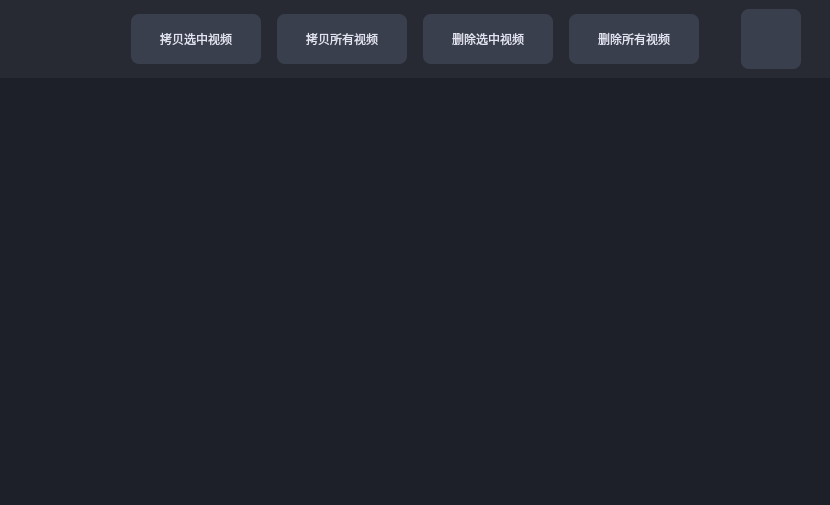
Qt form widgets/viewer/videoviewer.ui (wyc15002105071/Recorder) before a commit.
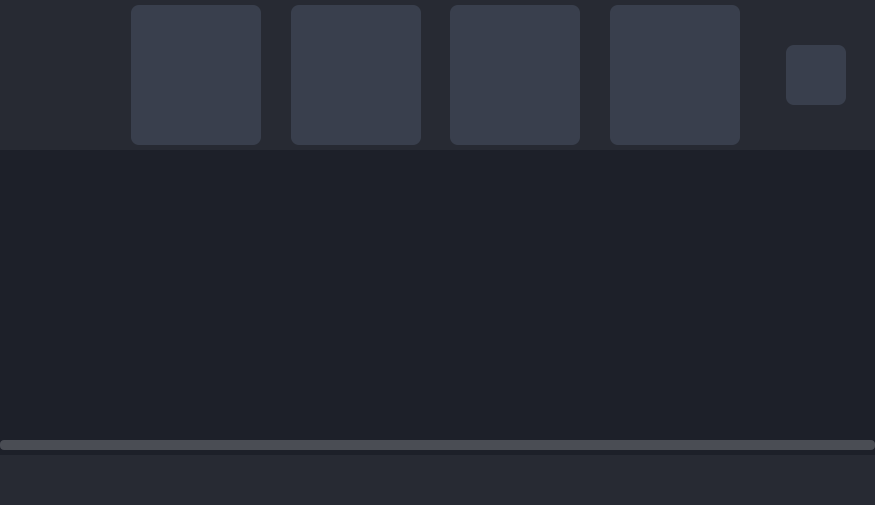
The same form after that commit. Icons and pictures are not drawn.

Commit message: [Viewer]:enlarge the size of button. [viewer]:show the capacity of the storage. [viewer]:show the confirm dialog before delete file.

```diff
--- a/widgets/viewer/videoviewer.ui
+++ b/widgets/viewer/videoviewer.ui
@@ -6,7 +6,7 @@
    <rect>
     <x>0</x>
     <y>0</y>
-    <width>830</width>
+    <width>875</width>
     <height>505</height>
    </rect>
   </property>
@@ -50,34 +50,28 @@
    </property>
    <item>
     <widget class="QWidget" name="top" native="true">
+     <property name="sizePolicy">
+      <sizepolicy hsizetype="Preferred" vsizetype="Fixed">
+       <horstretch>0</horstretch>
+       <verstretch>0</verstretch>
+      </sizepolicy>
+     </property>
+     <property name="minimumSize">
+      <size>
+       <width>0</width>
+       <height>150</height>
+      </size>
+     </property>
      <property name="styleSheet">
       <string notr="true">#top {
 	background-color: rgb(39, 42, 51);
 }
 
-QPushButton {
-	font: 14pt &quot;Ubuntu&quot;;
-   border-radius:8px;
-	color: rgb(225, 227, 240);
-	background-color: rgba(57, 63, 77, 1);
-}
-
-QPushButton::pressed{
-   border-radius:8px;
-	color: rgb(225, 227, 240);
-	background-color: rgba(24, 144, 255, 1);
-}
-
 #back_btn{
    background-color:transparent;
    image: url(:/resources/icons/back.png);
 }
 
-#back_btn::clicked{
-   background-color:transparent;
-	border-image: url(:/resources/icons/back.png);
-}
-
 #selectMode_btn {
 	image: url(:/resources/icons/select_mode.png);
 	background-color: rgba(57, 63, 77, 1);
@@ -87,12 +81,44 @@
 	image: url(:/resources/icons/select_mode.png);
 	background-color: rgba(24, 144, 255, 1);
    border-radius:8px;
+}
+
+#copy_btn {
+	image: url(:/resources/icons/copy.png);
+}
+#copy_all_btn {
+	image: url(:/resources/icons/copy_all.png);
+}
+#del_btn {
+	image: url(:/resources/icons/del.png);
+}
+#del_all_btn {
+	image: url(:/resources/icons/del_all.png);
+}
+
+QPushButton {
+	font: 14pt &quot;Ubuntu&quot;;
+   border-radius:8px;
+	color: rgb(225, 227, 240);
+	background-color: rgba(57, 63, 77, 1);
+}
+
+QPushButton::pressed{
+   border-radius:8px;
+	color: rgb(225, 227, 240);
+	background-color: rgba(24, 144, 255, 1);
 }</string>
      </property>
      <layout class="QHBoxLayout" name="horizontalLayout">
       <property name="leftMargin">
        <number>5</number>
       </property>
+      <property name="topMargin">
+       <number>5</number>
+      </property>
+      <property name="bottomMargin">
+       <number>5</number>
+      </property>
       <item alignment="Qt::AlignLeft">
        <widget class="QPushButton" name="back_btn">
         <property name="sizePolicy">
@@ -127,7 +153,7 @@
          <enum>Qt::Horizontal</enum>
         </property>
         <property name="sizeType">
-         <enum>QSizePolicy::Fixed</enum>
+         <enum>QSizePolicy::Expanding</enum>
         </property>
         <property name="sizeHint" stdset="0">
          <size>
@@ -140,7 +166,7 @@
       <item>
        <widget class="QPushButton" name="copy_select">
         <property name="sizePolicy">
-         <sizepolicy hsizetype="Fixed" vsizetype="Fixed">
+         <sizepolicy hsizetype="Fixed" vsizetype="Expanding">
           <horstretch>0</horstretch>
           <verstretch>0</verstretch>
          </sizepolicy>
@@ -152,7 +178,7 @@
          </size>
         </property>
         <property name="text">
-         <string>拷贝选中视频</string>
+         <string/>
         </property>
        </widget>
       </item>
@@ -162,7 +188,7 @@
          <enum>Qt::Horizontal</enum>
         </property>
         <property name="sizeType">
-         <enum>QSizePolicy::Fixed</enum>
+         <enum>QSizePolicy::Expanding</enum>
         </property>
         <property name="sizeHint" stdset="0">
          <size>
@@ -175,7 +201,7 @@
       <item>
        <widget class="QPushButton" name="copy_all">
         <property name="sizePolicy">
-         <sizepolicy hsizetype="Fixed" vsizetype="Fixed">
+         <sizepolicy hsizetype="Fixed" vsizetype="MinimumExpanding">
           <horstretch>0</horstretch>
           <verstretch>0</verstretch>
          </sizepolicy>
@@ -187,7 +213,7 @@
          </size>
         </property>
         <property name="text">
-         <string>拷贝所有视频</string>
+         <string/>
         </property>
        </widget>
       </item>
@@ -197,7 +223,7 @@
          <enum>Qt::Horizontal</enum>
         </property>
         <property name="sizeType">
-         <enum>QSizePolicy::Fixed</enum>
+         <enum>QSizePolicy::Expanding</enum>
         </property>
         <property name="sizeHint" stdset="0">
          <size>
@@ -210,7 +236,7 @@
       <item>
        <widget class="QPushButton" name="del_select">
         <property name="sizePolicy">
-         <sizepolicy hsizetype="Fixed" vsizetype="Fixed">
+         <sizepolicy hsizetype="Fixed" vsizetype="Expanding">
           <horstretch>0</horstretch>
           <verstretch>0</verstretch>
          </sizepolicy>
@@ -222,7 +248,7 @@
          </size>
         </property>
         <property name="text">
-         <string>删除选中视频</string>
+         <string/>
         </property>
        </widget>
       </item>
@@ -232,7 +258,7 @@
          <enum>Qt::Horizontal</enum>
         </property>
         <property name="sizeType">
-         <enum>QSizePolicy::Fixed</enum>
+         <enum>QSizePolicy::Expanding</enum>
         </property>
         <property name="sizeHint" stdset="0">
          <size>
@@ -245,7 +271,7 @@
       <item>
        <widget class="QPushButton" name="del_all">
         <property name="sizePolicy">
-         <sizepolicy hsizetype="Fixed" vsizetype="Fixed">
+         <sizepolicy hsizetype="Fixed" vsizetype="Expanding">
           <horstretch>0</horstretch>
           <verstretch>0</verstretch>
          </sizepolicy>
@@ -257,7 +283,7 @@
          </size>
         </property>
         <property name="text">
-         <string>删除所有视频</string>
+         <string/>
         </property>
        </widget>
       </item>
@@ -266,6 +292,9 @@
         <property name="orientation">
          <enum>Qt::Horizontal</enum>
         </property>
+        <property name="sizeType">
+         <enum>QSizePolicy::Expanding</enum>
+        </property>
         <property name="sizeHint" stdset="0">
          <size>
           <width>40</width>
@@ -399,6 +428,114 @@
      </property>
     </widget>
    </item>
+   <item>
+    <widget class="QWidget" name="capacity_container" native="true">
+     <property name="sizePolicy">
+      <sizepolicy hsizetype="Preferred" vsizetype="Fixed">
+       <horstretch>0</horstretch>
+       <verstretch>0</verstretch>
+      </sizepolicy>
+     </property>
+     <property name="minimumSize">
+      <size>
+       <width>0</width>
+       <height>20</height>
+      </size>
+     </property>
+     <property name="styleSheet">
+      <string notr="true">#capacity_container {
+background-color: rgb(29, 32, 41);
+}
+
+#capacity {
+  background-color:rgba(255, 255, 255, 0.2);
+  border-radius: 4px;
+}
+
+#capacity::chunk
+{
+   background-color:rgba(67, 207, 124, 1);
+   border-radius: 4px;
+}</string>
+     </property>
+     <layout class="QHBoxLayout" name="horizontalLayout_3">
+      <property name="leftMargin">
+       <number>0</number>
+      </property>
+      <property name="topMargin">
+       <number>0</number>
+      </property>
+      <property name="rightMargin">
+       <number>0</number>
+      </property>
+      <property name="bottomMargin">
+       <number>0</number>
+      </property>
+      <item>
+       <widget class="QProgressBar" name="capacity">
+        <property name="minimumSize">
+         <size>
+          <width>0</width>
+          <height>10</height>
+         </size>
+        </property>
+        <property name="maximumSize">
+         <size>
+          <width>16777215</width>
+          <height>10</height>
+         </size>
+        </property>
+        <property name="value">
+         <number>0</number>
+        </property>
+        <property name="textVisible">
+         <bool>false</bool>
+        </property>
+       </widget>
+      </item>
+     </layout>
+    </widget>
+   </item>
+   <item>
+    <widget class="QWidget" name="extStorageWidget" native="true">
+     <property name="sizePolicy">
+      <sizepolicy hsizetype="Preferred" vsizetype="Fixed">
+       <horstretch>0</horstretch>
+       <verstretch>0</verstretch>
+      </sizepolicy>
+     </property>
+     <property name="minimumSize">
+      <size>
+       <width>0</width>
+       <height>50</height>
+      </size>
+     </property>
+     <property name="styleSheet">
+      <string notr="true">#extStorageWidget {
+background-color:rgba(39, 42, 51, 1);
+}
+
+QLabel {
+	color: rgb(255, 255, 255);
+	font: 16pt &quot;Ubuntu&quot;;
+}</string>
+     </property>
+     <layout class="QHBoxLayout" name="horizontalLayout_2">
+      <property name="leftMargin">
+       <number>10</number>
+      </property>
+      <property name="topMargin">
+       <number>0</number>
+      </property>
+      <property name="rightMargin">
+       <number>10</number>
+      </property>
+      <property name="bottomMargin">
+       <number>5</number>
+      </property>
+     </layout>
+    </widget>
+   </item>
   </layout>
  </widget>
  <resources/>
```
Left out of the diff: 19 changed lines with no effect on the pictures. The commit also changes 51 other files.
